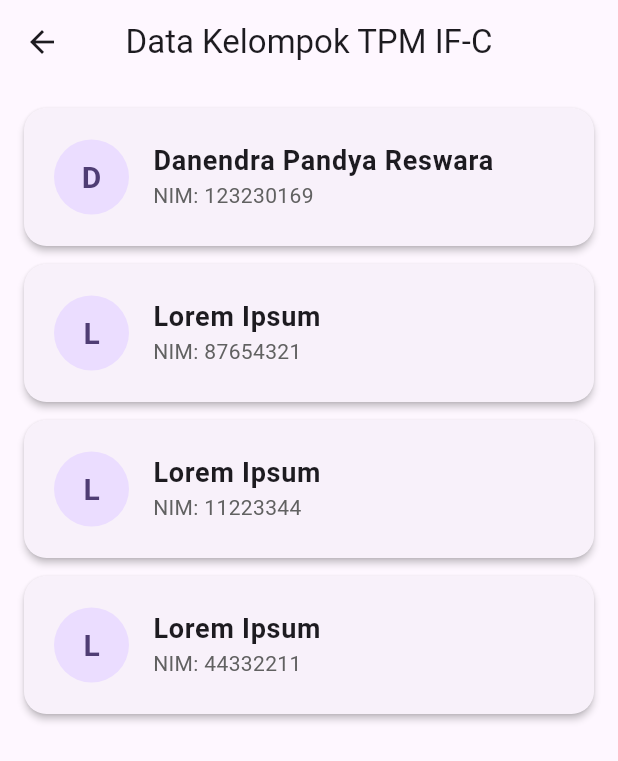
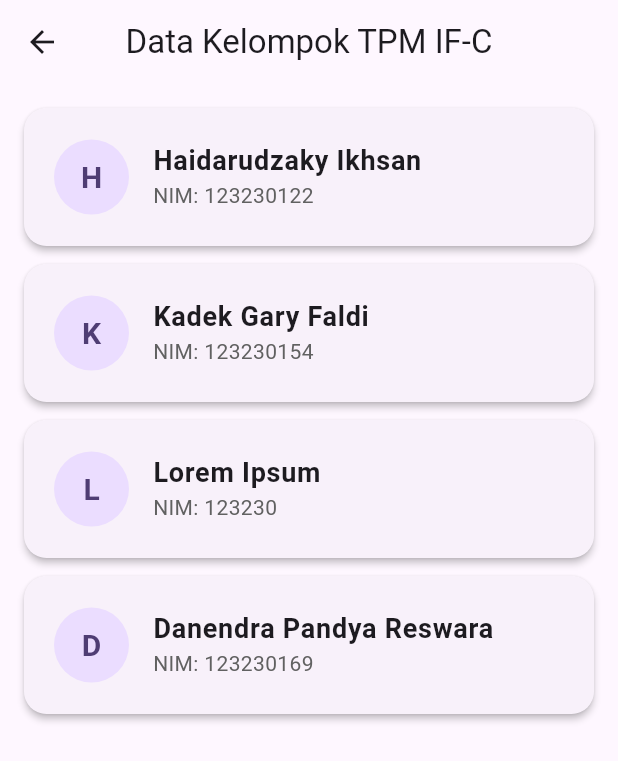
Before and after one commit to GaryFaldi/tugas2_tpm, a Flutter app: the DataKelompokScreen screen opened directly, on a phone screen of 412 x 824 dp. Shown: the top 761 px of the screen. Run offline on Flutter 3.47's test engine with Material 3 defaults, Android fonts, the phone set to English and light mode, and no system bars.

Commit message:
fix: data kelompok

```diff
--- a/lib/screens/data_kelompok_screen.dart
+++ b/lib/screens/data_kelompok_screen.dart
@@ -4,10 +4,10 @@ class DataKelompokScreen extends StatelessWidget {
   const DataKelompokScreen({super.key});
 
   final List<Map<String, String>> anggota = const [
+    {'nama': 'Haidarudzaky Ikhsan', 'nim': '123230122'},
+    {'nama': 'Kadek Gary Faldi', 'nim': '123230154'},
+    {'nama': 'Lorem Ipsum', 'nim': '123230'},
     {'nama': 'Danendra Pandya Reswara', 'nim': '123230169'},
-    {'nama': 'Lorem Ipsum', 'nim': '87654321'},
-    {'nama': 'Lorem Ipsum', 'nim': '11223344'},
-    {'nama': 'Lorem Ipsum', 'nim': '44332211'},
   ];
 
   @override
```
